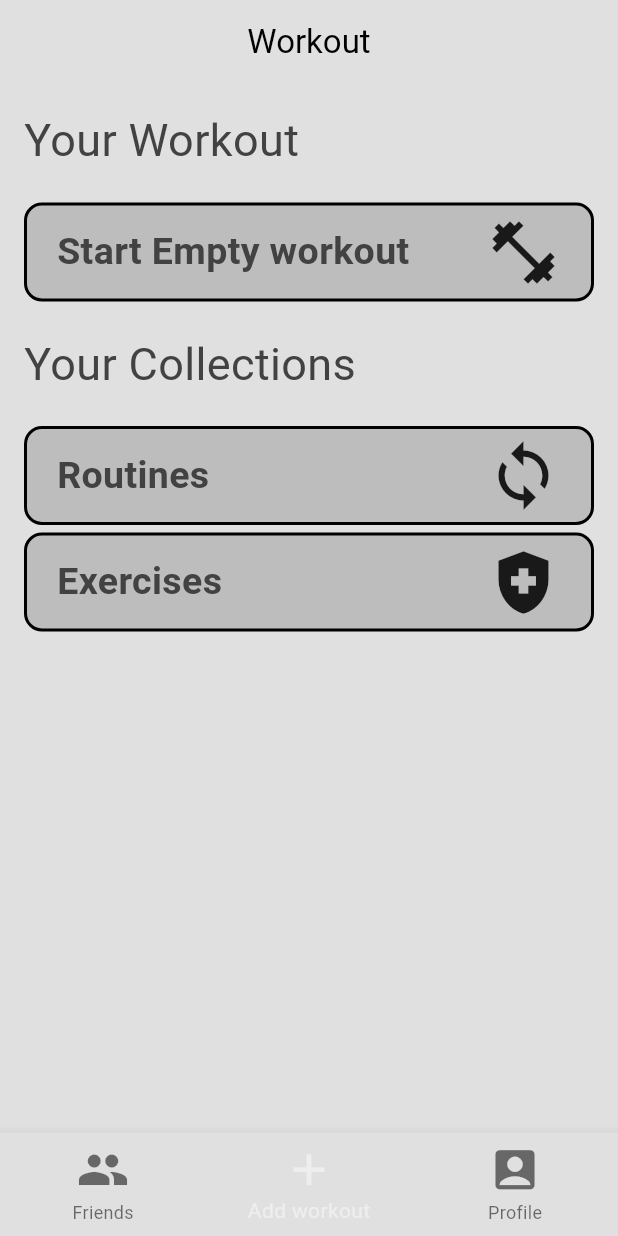
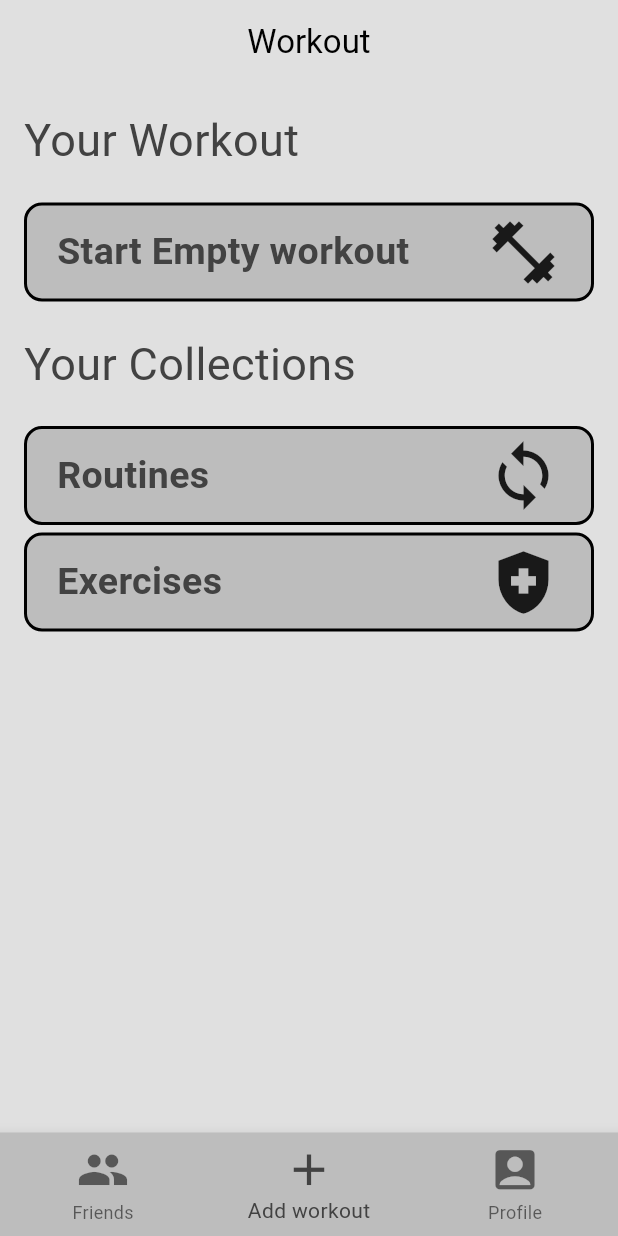
Before and after one commit to RicnyF/Maturitn-projekt---RepTrack, a Flutter app: the screen it shows once a user with an empty profile is signed in, on a phone screen of 412 x 824 dp. Run offline on Flutter 3.47's test engine with Material 3 defaults, Android fonts, the phone set to English and light mode, and no system bars; our stand-ins replace cloud_firestore, firebase_auth, firebase_core, firebase_storage, image_picker, logger; missing offline and left inert: firebase_app_check; accounts and stored records are empty.

```diff
--- a/lib/components/my_bottom_bar.dart
+++ b/lib/components/my_bottom_bar.dart
@@ -1,13 +1,18 @@
 import 'package:flutter/material.dart';
 
 
-class CustomBottomAppBar extends StatelessWidget {
+class CustomBottomAppBar extends StatefulWidget {
  final int selectedIndex;
  final ValueChanged<int> onItemTapped;
   const CustomBottomAppBar({
     super.key, required this.selectedIndex, required this.onItemTapped
   });
 
+  @override
+  State<CustomBottomAppBar> createState() => _CustomBottomAppBarState();
+}
+
+class _CustomBottomAppBarState extends State<CustomBottomAppBar> {
   @override
   Widget build(BuildContext context) {
 
@@ -16,8 +21,12 @@ class CustomBottomAppBar extends StatelessWidget {
 
     return BottomNavigationBar(
           iconSize: 35,
-    items: const <BottomNavigationBarItem>[
+          selectedItemColor: Theme.of(context).colorScheme.inversePrimary,
+          backgroundColor: Theme.of(context).colorScheme.secondary,
+    items: <BottomNavigationBarItem>[
+
       BottomNavigationBarItem(
+
         icon: Icon(Icons.people),
         label: 'Friends',
       ),
@@ -31,8 +40,8 @@ class CustomBottomAppBar extends StatelessWidget {
       ),
 
     ],
-    currentIndex: selectedIndex, //New
-  onTap: onItemTapped,
+    currentIndex: widget.selectedIndex, //New
+  onTap: widget.onItemTapped,
   );
   }
 }
--- a/lib/components/my_multiple_selection_field.dart
+++ b/lib/components/my_multiple_selection_field.dart
@@ -118,6 +118,7 @@ class _MultipleSelectionFieldState extends State<MultipleSelectionField> {
       onTap: _openSelectionDialog,
       child: AbsorbPointer(
         child: TextField(
+          readOnly: true,
           style: const TextStyle(fontWeight: FontWeight.bold, fontSize: 22),
           textAlign: TextAlign.center,
           controller: widget.controller,
--- a/lib/components/my_selection_field.dart
+++ b/lib/components/my_selection_field.dart
@@ -58,7 +58,7 @@ class _SelectionFieldState extends State<SelectionField> {
       onTap: _openSelectionDialog,
       child: AbsorbPointer(
         child: TextField(
-
+          readOnly: true,
           style: TextStyle(fontWeight: FontWeight.bold, fontSize: 20),
           textAlign: TextAlign.center,
           controller: widget.controller,
--- a/lib/pages/exercise_detail_page.dart
+++ b/lib/pages/exercise_detail_page.dart
@@ -10,7 +10,11 @@ class ExerciseDetailPage extends StatelessWidget {
   @override
   Widget build(BuildContext context) {
     return Scaffold(
-      appBar: AppBar(),
+      backgroundColor: Theme.of(context).colorScheme.surface,
+      appBar: AppBar(
+        title: Text(exerciseData["name"], style: TextStyle(color: Theme.of(context).colorScheme.inversePrimary),),
+        centerTitle: true,
+      ),
       body:Text(exerciseData['name'])
     );
   }
--- a/lib/pages/friends_page.dart
+++ b/lib/pages/friends_page.dart
@@ -11,7 +11,10 @@ class _FriendsPageState extends State<FriendsPage> {
   @override
   Widget build(BuildContext context) {
     return  Scaffold(
-      appBar: AppBar(title:
+
+      appBar: AppBar(
+      automaticallyImplyLeading: false,
+      title:
       const Text("Friends"),
       centerTitle: true,),
 
--- a/lib/pages/profile_page.dart
+++ b/lib/pages/profile_page.dart
@@ -85,7 +85,10 @@ class _ProfilePageState extends State<ProfilePage> {
   @override Widget  build(BuildContext context) {
     var scaffoldKey = GlobalKey<ScaffoldState>();
     return Scaffold(
+
       appBar: AppBar(
+        automaticallyImplyLeading: false,
+
         centerTitle: true,
         title: Text("My Profile"),
 
--- a/lib/pages/workout_page.dart
+++ b/lib/pages/workout_page.dart
@@ -25,7 +25,10 @@ class _WorkoutPageState extends State<WorkoutPage> {
   @override
   Widget build(BuildContext context) {
     return Scaffold(
-      appBar: AppBar(title: const Text("Workout"),centerTitle: true,
+      backgroundColor: Theme.of(context).colorScheme.surface,
+      appBar: AppBar(
+        automaticallyImplyLeading: false,
+        title: const Text("Workout"),centerTitle: true,
     backgroundColor: null,
     )
       ,
```
Also changed, not shown: lib/pages/exercises_page.dart (+62 -11 lines), lib/pages/home_page.dart (line endings or trailing spaces).
